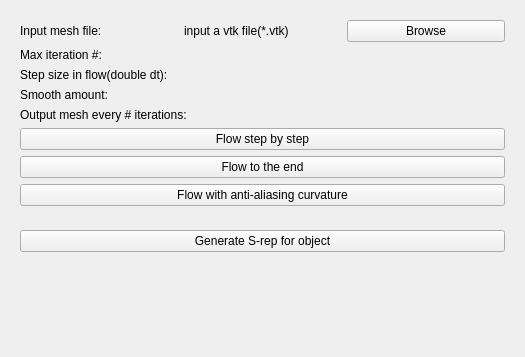
Above: SkeletalRepresentationInitializer/Resources/UI/qSlicerSkeletalRepresentationInitializerModuleWidget.ui from KitwareMedical/SlicerSkeletalRepresentation before the change. Below: the same form after it.
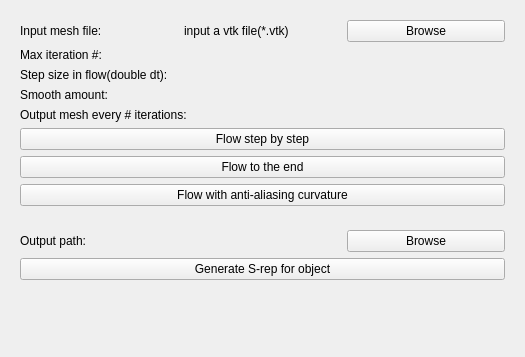
That is the form after the change. Custom widgets are drawn as their Qt base class.

```diff
--- a/SkeletalRepresentationInitializer/Resources/UI/qSlicerSkeletalRepresentationInitializerModuleWidget.ui
+++ b/SkeletalRepresentationInitializer/Resources/UI/qSlicerSkeletalRepresentationInitializerModuleWidget.ui
@@ -199,6 +199,31 @@
       <string>Backward flow</string>
      </property>
      <layout class="QVBoxLayout" name="verticalLayout_31">
+      <item>
+       <layout class="QHBoxLayout" name="horizontalLayout_6">
+        <item>
+         <widget class="QLabel" name="label_5">
+          <property name="text">
+           <string>Output path:</string>
+          </property>
+         </widget>
+        </item>
+        <item>
+         <widget class="QLabel" name="lb_output_path">
+          <property name="text">
+           <string/>
+          </property>
+         </widget>
+        </item>
+        <item>
+         <widget class="QPushButton" name="btn_output">
+          <property name="text">
+           <string>Browse</string>
+          </property>
+         </widget>
+        </item>
+       </layout>
+      </item>
       <item>
        <widget class="QPushButton" name="btn_back_flow">
         <property name="text">
```
